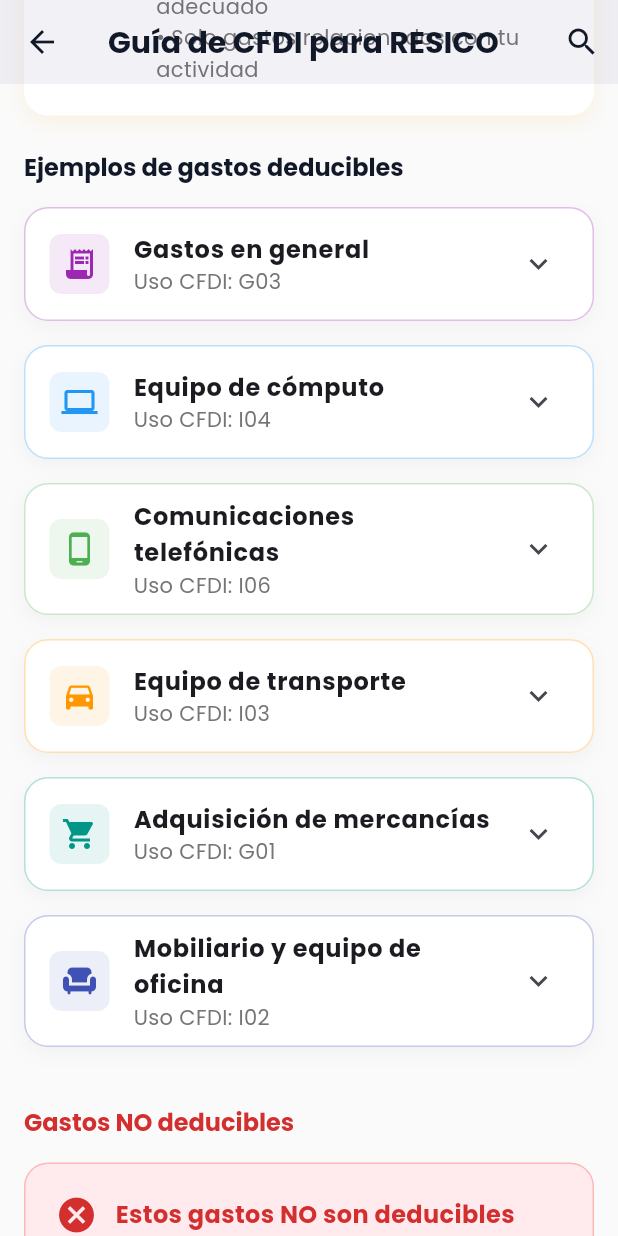
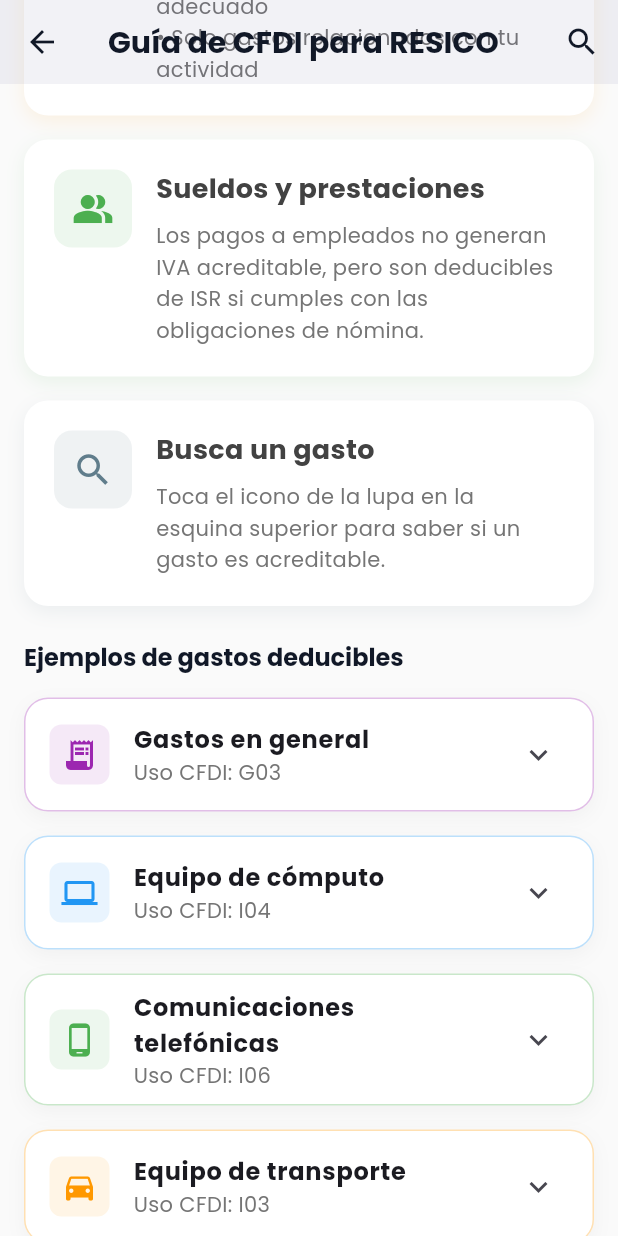
Before and after one commit to rjmmdev/appfinanzaspersonalesraul, a Flutter app: the CFDIGuideScreen screen opened directly, scrolled down 576 dp, on a phone screen of 412 x 824 dp. Run offline on Flutter 3.47's test engine with Material 3 defaults, Android fonts, the phone set to English and light mode, and no system bars; our stand-ins replace cloud_firestore, firebase_core, firebase_storage, google_fonts, shared_preferences; accounts and stored records are empty.

Commit message:
Improve CFDI guide and clarify wages

```diff
--- a/lib/data/resico_deductibles.dart
+++ b/lib/data/resico_deductibles.dart
@@ -65,4 +65,11 @@
     'deductible': false,
     'detail': 'Diversi\u00f3n personal no es acreditable ante el SAT.'
   },
+  {
+    'name': 'Sueldos y prestaciones a empleados',
+    'keywords': ['sueldos', 'salarios', 'n\u00f3mina', 'prestaciones'],
+    'deductible': false,
+    'detail':
+        'Los pagos de n\u00f3mina y prestaciones sociales no generan IVA acreditable, aunque son deducibles de ISR si se cumplen los requisitos fiscales.'
+  },
 ];
--- a/lib/screens/cfdi_guide_screen.dart
+++ b/lib/screens/cfdi_guide_screen.dart
@@ -97,6 +97,24 @@
                     title: 'Requisitos importantes',
                     content: '• La factura debe estar a tu nombre y RFC\n• Debe incluir tu domicilio fiscal correcto\n• El uso de CFDI debe ser el adecuado\n• Solo gastos relacionados con tu actividad',
                     color: Colors.orange,
+                  ),
+                  const SizedBox(height: 16),
+                  _buildInfoCard(
+                    context,
+                    icon: Icons.people_alt,
+                    title: 'Sueldos y prestaciones',
+                    content:
+                        'Los pagos a empleados no generan IVA acreditable, pero son deducibles de ISR si cumples con las obligaciones de n\u00f3mina.',
+                    color: Colors.green,
+                  ),
+                  const SizedBox(height: 16),
+                  _buildInfoCard(
+                    context,
+                    icon: Icons.search,
+                    title: 'Busca un gasto',
+                    content:
+                        'Toca el icono de la lupa en la esquina superior para saber si un gasto es acreditable.',
+                    color: Colors.blueGrey,
                   ),
                   const SizedBox(height: 24),
                   Text(
```
